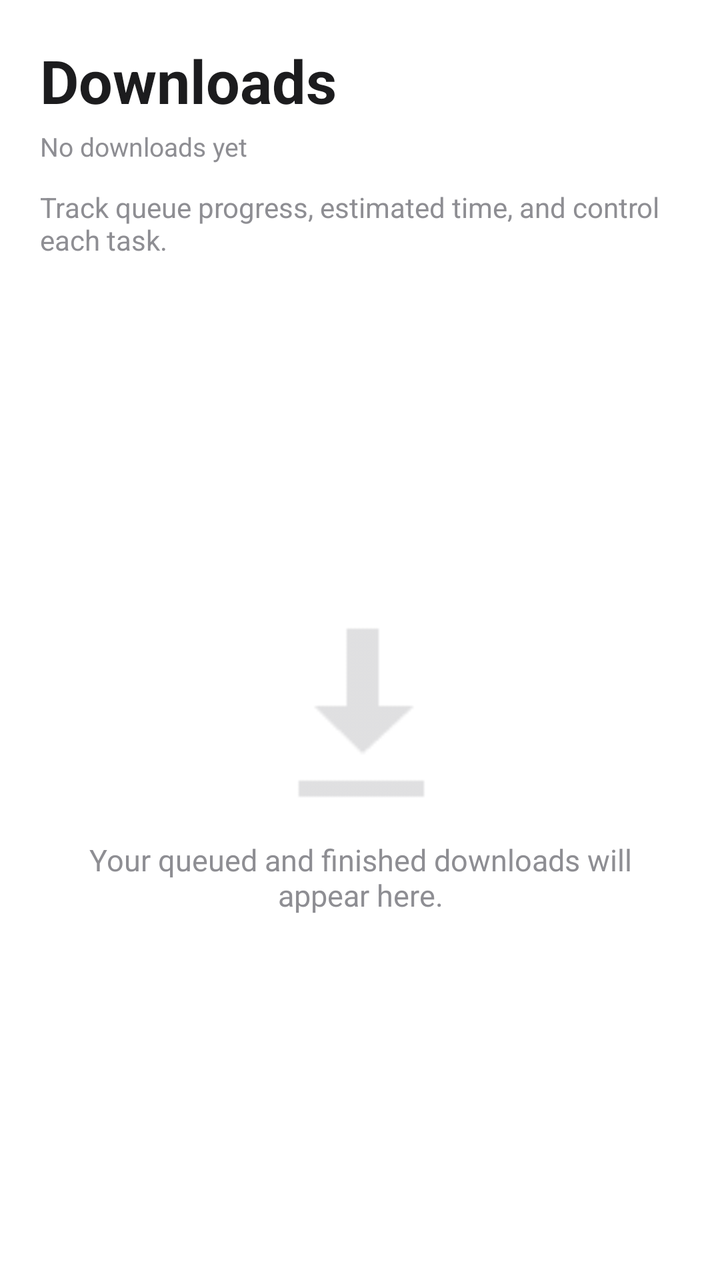
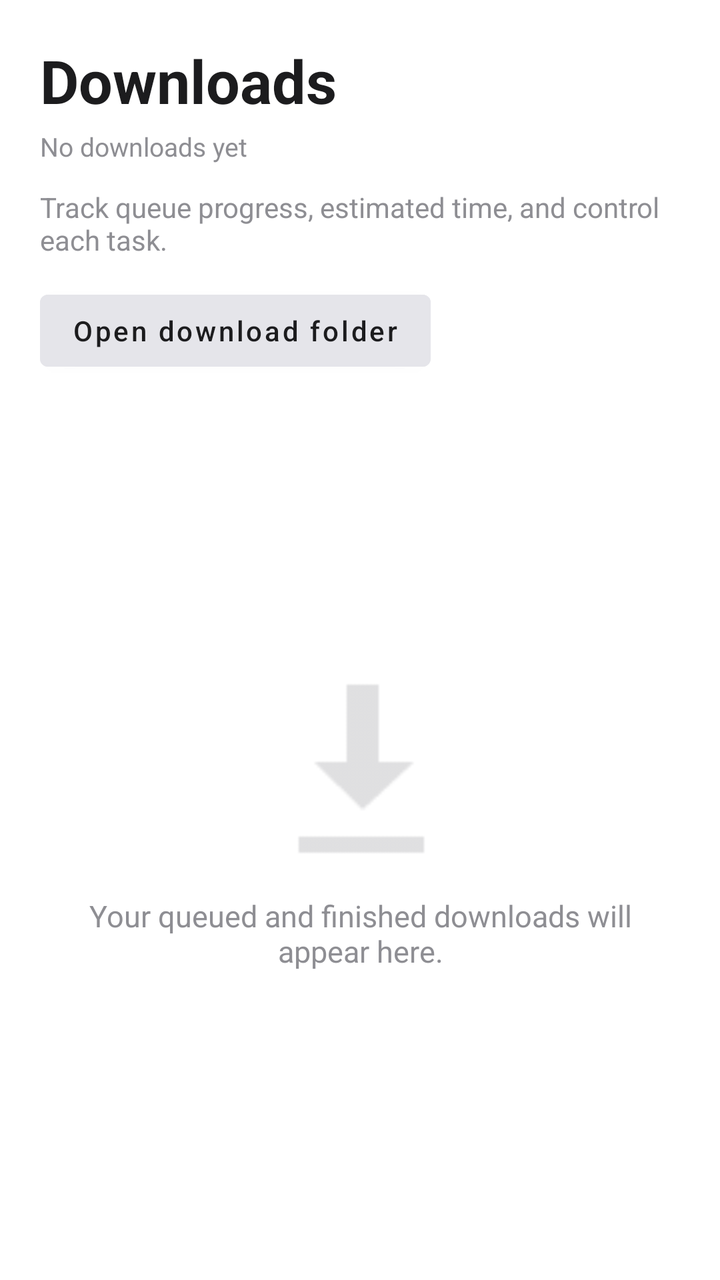

An Android layout rendered at two revisions. The XML below is the earlier revision; the diff shows what the commit changed to produce the second picture.
<!-- AndroidManifest.xml: application theme Theme.MLNetease -->
<!-- res/layout/fragment_downloads.xml -->
<?xml version="1.0" encoding="utf-8"?>
<LinearLayout xmlns:android="http://schemas.android.com/apk/res/android"
    xmlns:app="http://schemas.android.com/apk/res-auto"
    android:layout_width="match_parent"
    android:layout_height="match_parent"
    android:background="@color/background_primary"
    android:orientation="vertical"
    android:padding="20dp">

    <LinearLayout
        android:layout_width="match_parent"
        android:layout_height="wrap_content"
        android:gravity="center_vertical"
        android:orientation="horizontal">

        <LinearLayout
            android:layout_width="0dp"
            android:layout_height="wrap_content"
            android:layout_weight="1"
            android:orientation="vertical">

            <TextView
                android:layout_width="wrap_content"
                android:layout_height="wrap_content"
                android:text="@string/download_manager_title"
                android:textColor="@color/text_primary"
                android:textSize="30sp"
                android:textStyle="bold" />

            <TextView
                android:id="@+id/text_downloads_summary"
                android:layout_width="wrap_content"
                android:layout_height="wrap_content"
                android:layout_marginTop="4dp"
                android:text="@string/downloads_summary_empty"
                android:textColor="@color/text_secondary"
                android:textSize="13sp" />
        </LinearLayout>

        <Button
            android:id="@+id/btn_clear_finished_downloads"
            android:layout_width="wrap_content"
            android:layout_height="wrap_content"
            android:text="@string/download_clear_finished"
            android:textAllCaps="false"
            android:textColor="@color/text_on_brand"
            android:backgroundTint="@color/brand_primary"
            android:visibility="gone" />
    </LinearLayout>

    <TextView
        android:layout_width="match_parent"
        android:layout_height="wrap_content"
        android:layout_marginTop="12dp"
        android:layout_marginBottom="16dp"
        android:text="@string/download_manager_subtitle"
        android:textColor="@color/text_secondary"
        android:textSize="14sp" />

    <FrameLayout
        android:layout_width="match_parent"
        android:layout_height="0dp"
        android:layout_weight="1">

        <androidx.recyclerview.widget.RecyclerView
            android:id="@+id/recycler_download_tasks"
            android:layout_width="match_parent"
            android:layout_height="match_parent"
            android:layout_marginTop="8dp"
            android:clipToPadding="false"
            android:paddingBottom="24dp" />

        <LinearLayout
            android:id="@+id/layout_downloads_empty"
            android:layout_width="match_parent"
            android:layout_height="match_parent"
            android:gravity="center"
            android:orientation="vertical"
            android:paddingHorizontal="24dp">

            <ImageView
                android:layout_width="96dp"
                android:layout_height="96dp"
                android:alpha="0.28"
                android:src="@android:drawable/stat_sys_download_done"
                app:tint="@color/text_secondary" />

            <TextView
                android:id="@+id/text_downloads_empty"
                android:layout_width="match_parent"
                android:layout_height="wrap_content"
                android:layout_marginTop="16dp"
                android:gravity="center"
                android:text="@string/downloads_empty"
                android:textColor="@color/text_secondary"
                android:textSize="15sp" />
        </LinearLayout>
    </FrameLayout>

</LinearLayout>
<!-- resources referenced by this layout -->
<resources>
  <color name="background_primary">#FFFFFF</color>
  <color name="brand_primary">#FA233B</color>
  <color name="text_on_brand">#FFFFFF</color>
  <color name="text_primary">#1C1C1E</color>
  <color name="text_secondary">#8E8E93</color>
  <string name="download_clear_finished">Clear finished</string>
  <string name="download_manager_subtitle">Track queue progress, estimated time, and control each task.</string>
  <string name="download_manager_title">Downloads</string>
  <string name="downloads_empty">Your queued and finished downloads will appear here.</string>
  <string name="downloads_summary_empty">No downloads yet</string>
  <style name="Theme.MLNetease" parent="Theme.MaterialComponents.DayNight.NoActionBar">
          
          <item name="colorPrimary">@color/brand_primary</item>
          <item name="colorPrimaryVariant">@color/background_secondary</item>
          <item name="colorOnPrimary">@color/text_primary</item>
  
          
          <item name="colorSecondary">@color/brand_primary</item>
          <item name="colorSecondaryVariant">@color/brand_primary</item>
          <item name="colorOnSecondary">@color/text_primary</item>
  
          
          <item name="android:windowBackground">@color/background_primary</item>
          <item name="android:colorBackground">@color/background_primary</item>
  
          
          <item name="android:statusBarColor" tools:targetApi="l">@color/background_primary</item>
          <item name="android:windowLightStatusBar" tools:targetApi="m">true</item>
  
          
          <item name="bottomNavigationStyle">@style/Widget.MaterialComponents.BottomNavigationView.Colored</item>
      </style>
  <color name="background_secondary">#F2F2F7</color>
</resources>

<!-- the commit's change to res/layout/fragment_downloads.xml (unified diff, before → after) -->
@@ -52,10 +52,20 @@
         android:layout_width="match_parent"
         android:layout_height="wrap_content"
         android:layout_marginTop="12dp"
-        android:layout_marginBottom="16dp"
+        android:layout_marginBottom="12dp"
         android:text="@string/download_manager_subtitle"
         android:textColor="@color/text_secondary"
         android:textSize="14sp" />
+
+    <Button
+        android:id="@+id/btn_open_download_folder"
+        android:layout_width="wrap_content"
+        android:layout_height="wrap_content"
+        android:layout_marginBottom="12dp"
+        android:text="@string/download_open_folder"
+        android:textAllCaps="false"
+        android:textColor="@color/text_primary"
+        android:backgroundTint="@color/background_tertiary" />
 
     <FrameLayout
         android:layout_width="match_parent"
<!-- resource entries referenced after the edit -->
@@ -1,6 +1,7 @@
 <!-- resources referenced by this layout -->
 <resources>
   <color name="background_primary">#FFFFFF</color>
+  <color name="background_tertiary">#E5E5EA</color>
   <color name="brand_primary">#FA233B</color>
   <color name="text_on_brand">#FFFFFF</color>
   <color name="text_primary">#1C1C1E</color>
@@ -8,6 +9,7 @@
   <string name="download_clear_finished">Clear finished</string>
   <string name="download_manager_subtitle">Track queue progress, estimated time, and control each task.</string>
   <string name="download_manager_title">Downloads</string>
+  <string name="download_open_folder">Open download folder</string>
   <string name="downloads_empty">Your queued and finished downloads will appear here.</string>
   <string name="downloads_summary_empty">No downloads yet</string>
   <style name="Theme.MLNetease" parent="Theme.MaterialComponents.DayNight.NoActionBar">
